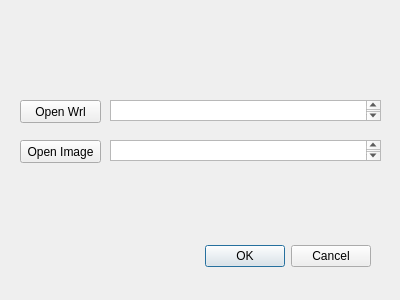
The window that dialog.ui (divya2661/QT-Application-for-face-texture-mapping) describes before a commit, drawn with Qt 5.
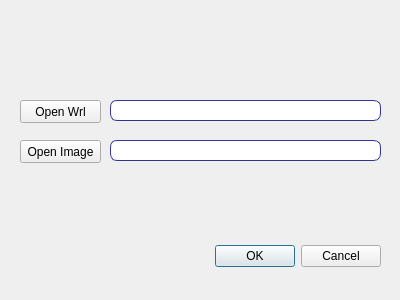
The same window after the commit.

```diff
--- a/dialog.ui
+++ b/dialog.ui
@@ -13,15 +13,36 @@
   <property name="windowTitle">
    <string>Select Files</string>
   </property>
+  <property name="styleSheet">
+   <string notr="true">#wrl_path{
+background-color: rgb(255, 255, 255);
+border-color: #339;
+border-style: solid;
+border-radius: 7;
+border-width: 1px;
+}
+
+#image_path{
+background-color: rgb(255, 255, 255);
+border-color: #339;
+border-style: solid;
+border-radius: 7;
+border-width: 1px;
+}
+</string>
+  </property>
   <widget class="QDialogButtonBox" name="buttonBox">
    <property name="geometry">
     <rect>
-     <x>30</x>
+     <x>40</x>
      <y>240</y>
      <width>341</width>
      <height>32</height>
     </rect>
    </property>
+   <property name="styleSheet">
+    <string notr="true"/>
+   </property>
    <property name="orientation">
     <enum>Qt::Horizontal</enum>
    </property>
@@ -42,16 +63,6 @@
     <string>Open Wrl</string>
    </property>
   </widget>
-  <widget class="QTextEdit" name="wrlPath">
-   <property name="geometry">
-    <rect>
-     <x>110</x>
-     <y>100</y>
-     <width>271</width>
-     <height>21</height>
-    </rect>
-   </property>
-  </widget>
   <widget class="QPushButton" name="openImg">
    <property name="geometry">
     <rect>
@@ -65,7 +76,48 @@
     <string>Open Image</string>
    </property>
   </widget>
-  <widget class="QTextEdit" name="imagePath">
+  <widget class="QLabel" name="error_label">
+   <property name="geometry">
+    <rect>
+     <x>20</x>
+     <y>55</y>
+     <width>361</width>
+     <height>21</height>
+    </rect>
+   </property>
+   <property name="styleSheet">
+    <string notr="true"/>
+   </property>
+   <property name="text">
+    <string/>
+   </property>
+  </widget>
+  <widget class="QLabel" name="wrl_path">
+   <property name="geometry">
+    <rect>
+     <x>110</x>
+     <y>100</y>
+     <width>271</width>
+     <height>21</height>
+    </rect>
+   </property>
+   <property name="contextMenuPolicy">
+    <enum>Qt::NoContextMenu</enum>
+   </property>
+   <property name="autoFillBackground">
+    <bool>false</bool>
+   </property>
+   <property name="styleSheet">
+    <string notr="true">QLabel{
+rgb(255, 255, 255)
+
+}</string>
+   </property>
+   <property name="text">
+    <string/>
+   </property>
+  </widget>
+  <widget class="QLabel" name="image_path">
    <property name="geometry">
     <rect>
      <x>110</x>
@@ -74,6 +126,12 @@
      <height>21</height>
     </rect>
    </property>
+   <property name="autoFillBackground">
+    <bool>false</bool>
+   </property>
+   <property name="text">
+    <string/>
+   </property>
   </widget>
  </widget>
  <resources/>
```
